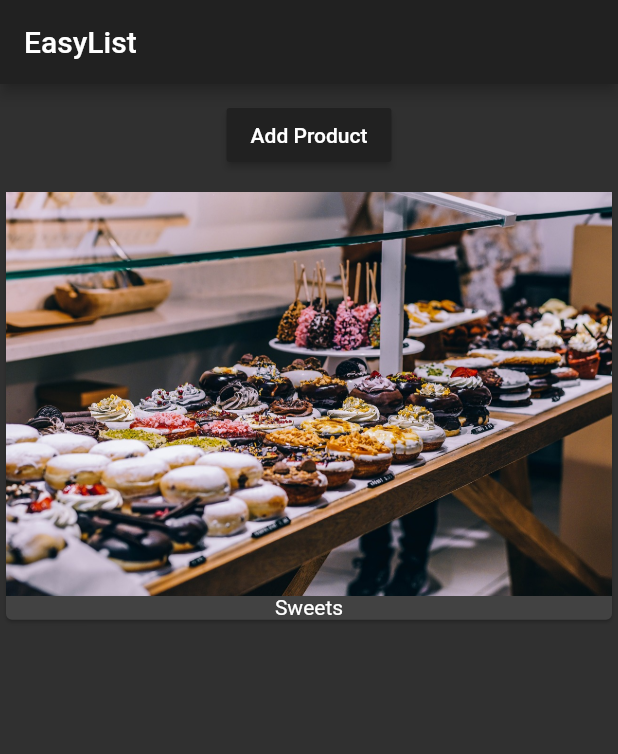
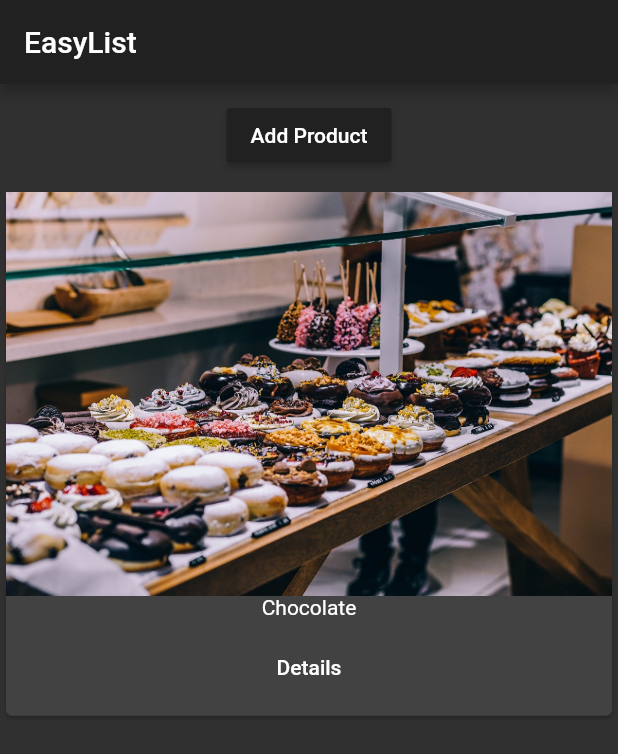
Before and after one commit to cjszk/Flutter-App, a Flutter app: the screen it shows after launch, after a tap on "Add Product", on a phone screen of 412 x 824 dp. Shown: the top 754 px of the screen. Run offline on Flutter 3.47's test engine with Material 2 defaults, Android fonts, the phone set to English and light mode, and no system bars.

Commit message:
delete methods

```diff
--- a/lib/main.dart
+++ b/lib/main.dart
@@ -1,6 +1,5 @@
 import 'package:flutter/material.dart';
-
-import './product_manager.dart';
+import './pages/home.dart';
 
 void main() => runApp(MyApp());
 
@@ -13,12 +12,7 @@ class MyApp extends StatelessWidget {
         primarySwatch: Colors.deepOrange,
         accentColor: Colors.deepPurple,
       ),
-      home: Scaffold(
-        appBar: AppBar(
-          title: Text('EasyList'),
-        ),
-        body: ProductManager(),
-      ),
+      home: HomePage(),
     );
   }
 }
--- /dev/null
+++ b/lib/pages/home.dart
@@ -0,0 +1,14 @@
+import 'package:flutter/material.dart';
+import '../product_manager.dart';
+
+class HomePage extends StatelessWidget {
+  @override
+  Widget build(BuildContext context) {
+    return Scaffold(
+      appBar: AppBar(
+        title: Text('EasyList'),
+      ),
+      body: ProductManager(),
+    );
+  }
+}
--- a/lib/product_control.dart
+++ b/lib/product_control.dart
@@ -10,7 +10,7 @@ class ProductControl extends StatelessWidget {
     return RaisedButton(
       color: Theme.of(context).primaryColor,
       onPressed: () {
-        addProduct('Sweets');
+        addProduct({'title': 'Chocolate', 'image': 'assets/food.jpg'});
       },
       child: Text('Add Product'),
     );
--- a/lib/product_manager.dart
+++ b/lib/product_manager.dart
@@ -4,7 +4,8 @@ import './products.dart';
 import './product_control.dart';
 
 class ProductManager extends StatefulWidget {
-  final String startingProduct;
+  final Map startingProduct;
+
   ProductManager({this.startingProduct}) {
     print('[ProductManager] Constructor');
   }
@@ -18,7 +19,7 @@ class ProductManager extends StatefulWidget {
 }
 
 class _ProductManagerState extends State<ProductManager> {
-  List<String> _products = [];
+  List<Map<String, String>> _products = [];
 
   @override
   void initState() {
@@ -35,9 +36,15 @@ class _ProductManagerState extends State<ProductManager> {
     super.didUpdateWidget(oldWidget);
   }
 
-  void _addProduct(String product) {
+  void _addProduct(Map<String, String> product) {
     setState(() {
       _products.add(product);
+    });
+  }
+
+  void _deleteProduct(int index) {
+    setState(() {
+      _products.removeAt(index);
     });
   }
 
@@ -50,7 +57,7 @@ class _ProductManagerState extends State<ProductManager> {
           margin: EdgeInsets.all(10.0),
           child: ProductControl(_addProduct),
         ),
-        Expanded(child: Products(_products))
+        Expanded(child: Products(_products, deleteProduct: _deleteProduct))
       ],
     );
   }
--- a/lib/products.dart
+++ b/lib/products.dart
@@ -1,8 +1,12 @@
 import 'package:flutter/material.dart';
 
+import './pages/product.dart';
+
 class Products extends StatelessWidget {
-  final List<String> products;
-  Products(this.products) {
+  final List<Map> products;
+  final Function deleteProduct;
+
+  Products(this.products, {this.deleteProduct}) {
     print('[Products Widget] Constructor');
   }
 
@@ -10,8 +14,27 @@ class Products extends StatelessWidget {
     return Card(
       child: Column(
         children: <Widget>[
-          Image.asset('assets/food.jpg'),
-          Text(products[index])
+          Image.asset(products[index]['image']),
+          Text(products[index]['title']),
+          ButtonBar(
+            alignment: MainAxisAlignment.center,
+            children: <Widget>[
+              FlatButton(
+                child: Text('Details'),
+                onPressed: () => Navigator.push<bool>(
+                      context,
+                      MaterialPageRoute(
+                        builder: (BuildContext context) => ProductPage(
+                            products[index]['title'], products[index]['image']),
+                      ),
+                    ).then((bool value) {
+                      if (value) {
+                        deleteProduct(index);
+                      }
+                    }),
+              ),
+            ],
+          ),
         ],
       ),
     );
```
Also changed, not shown: lib/pages/product.dart (added, +39 -0 lines).
